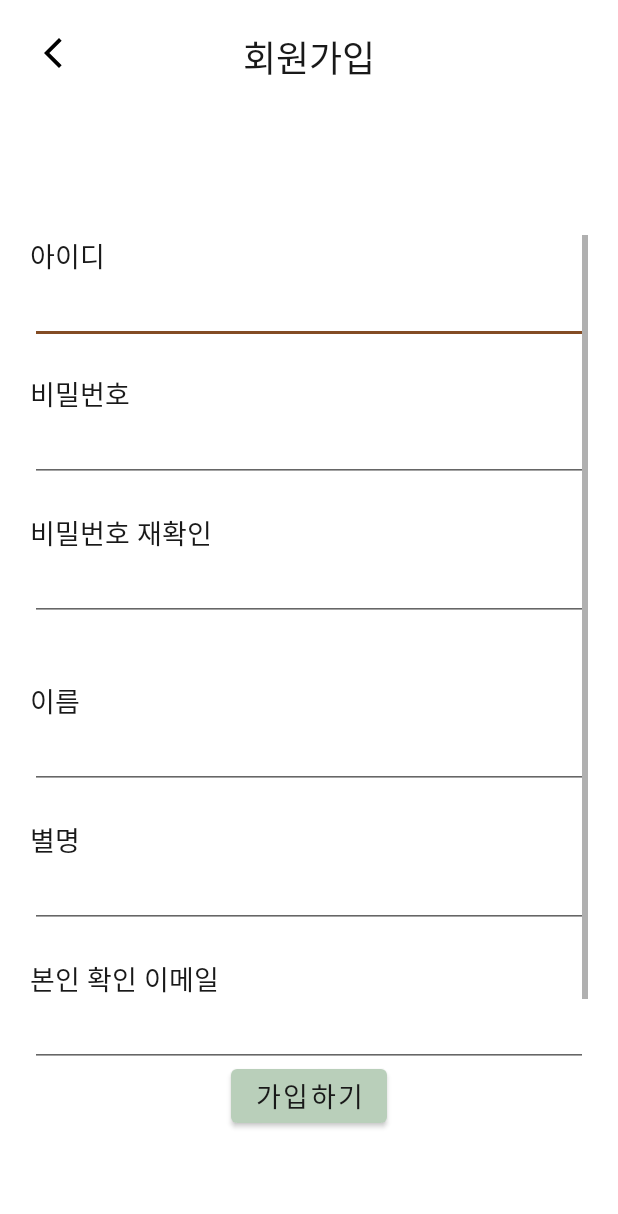
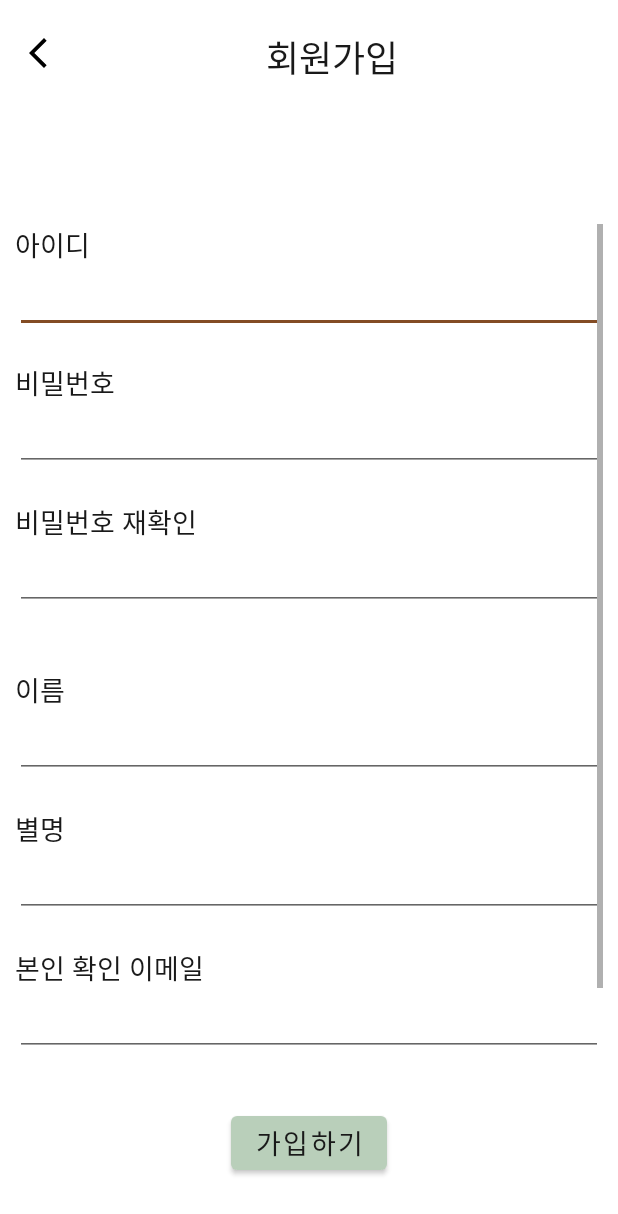
Before and after one commit to S2-2/DIY-Equipment-Application, an Android app: the SignupActivity screen opened directly, with no data from a screen before it, on a phone screen of 412 x 824 dp. Shown: the top 1214 px of the screen. Run offline under Robolectric (Android 15) with nearby library versions, the phone set to English and light mode, and no system bars; our stand-ins replace Firebase (no records; nobody signed in at launch, a user with empty details on screens opened directly).

Commit message:
로그인, 회원가입 xml 수정

```diff
--- a/app/src/main/res/layout/activity_login.xml
+++ b/app/src/main/res/layout/activity_login.xml
@@ -117,7 +117,8 @@
 
     <LinearLayout
         android:layout_width="match_parent"
-        android:layout_height="match_parent"
+        android:layout_height="wrap_content"
+        android:layout_marginTop="30dp"
         android:gravity="center|bottom">
 
         <TextView
--- a/app/src/main/res/layout/activity_signup.xml
+++ b/app/src/main/res/layout/activity_signup.xml
@@ -3,36 +3,43 @@
     xmlns:app="http://schemas.android.com/apk/res-auto"
     xmlns:tools="http://schemas.android.com/tools"
     android:layout_width="match_parent"
-    android:layout_height="match_parent"
-    android:layout_margin="20dp">
-
+    android:layout_height="match_parent">
 
     <ImageButton
         android:id="@+id/signup_btn_back"
         android:layout_width="30dp"
         android:layout_height="30dp"
+        android:layout_marginTop="20dp"
+        android:layout_marginLeft="10dp"
         android:background="@android:color/transparent"
         app:layout_constraintStart_toStartOf="parent"
         app:layout_constraintTop_toTopOf="parent"
         app:srcCompat="@drawable/ic_baseline_arrow_back_ios_new_24" />
 
+    <!--회원가입 버튼-->
     <TextView
         android:id="@+id/textView"
         style="@style/style_tv_default_black24dp"
-        android:layout_width="match_parent"
+        android:layout_width="wrap_content"
         android:layout_height="wrap_content"
+        android:layout_marginTop="20dp"
+        android:layout_marginRight="10dp"
         android:layout_weight="1"
         android:gravity="center_horizontal"
         android:text="회원가입"
+        app:layout_constraintEnd_toEndOf="parent"
+        app:layout_constraintStart_toEndOf="@+id/signup_btn_back"
         app:layout_constraintTop_toTopOf="parent" />
 
-    <!--회원가입 버튼-->
     <ScrollView
         android:id="@+id/scrollView2"
         android:layout_width="match_parent"
         android:layout_height="550dp"
+        android:layout_marginTop="20dp"
+        android:layout_marginLeft="10dp"
+        android:layout_marginRight="10dp"
         app:layout_constraintBottom_toBottomOf="parent"
-        app:layout_constraintTop_toBottomOf="@+id/textView"
+        app:layout_constraintTop_toTopOf="parent"
         app:layout_constraintVertical_bias="0.508"
         tools:layout_editor_absoluteX="0dp">
 
@@ -150,13 +157,13 @@
         android:layout_height="wrap_content"
         android:layout_gravity="center"
         android:text="가입하기"
+        app:layout_constraintBottom_toBottomOf="parent"
         app:layout_constraintEnd_toEndOf="parent"
         app:layout_constraintStart_toStartOf="parent"
         app:layout_constraintTop_toBottomOf="@+id/scrollView2" />
 
 
 </androidx.constraintlayout.widget.ConstraintLayout>
-
 
 
     <!--
```
Lines whose indentation alone changed are shown as unchanged.
